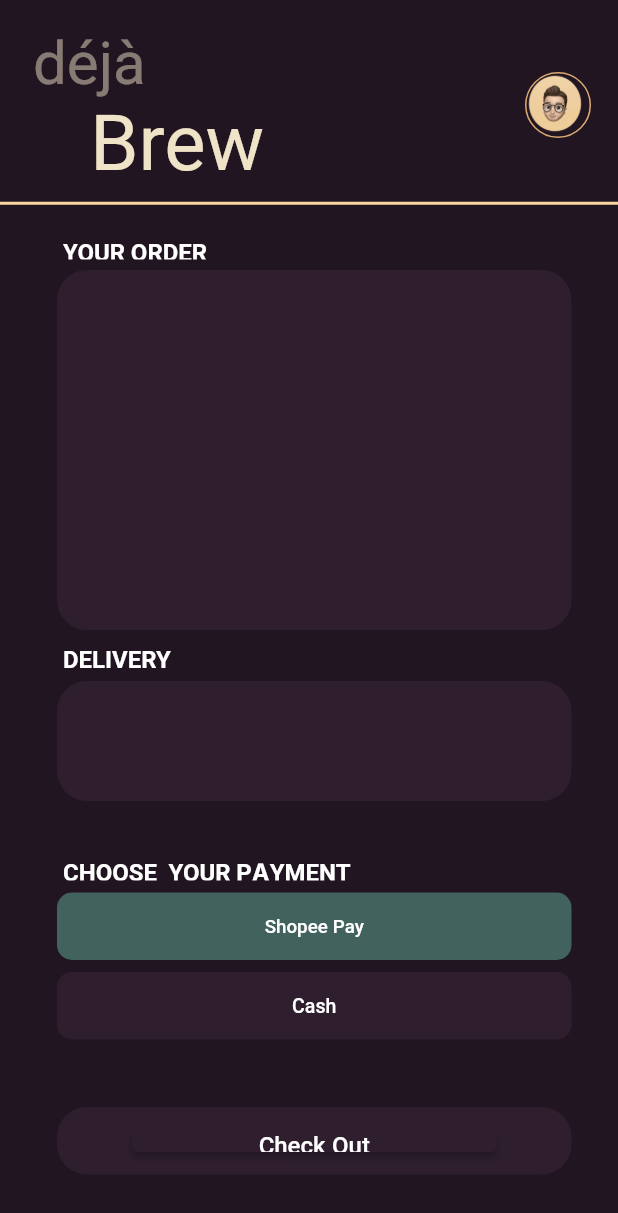
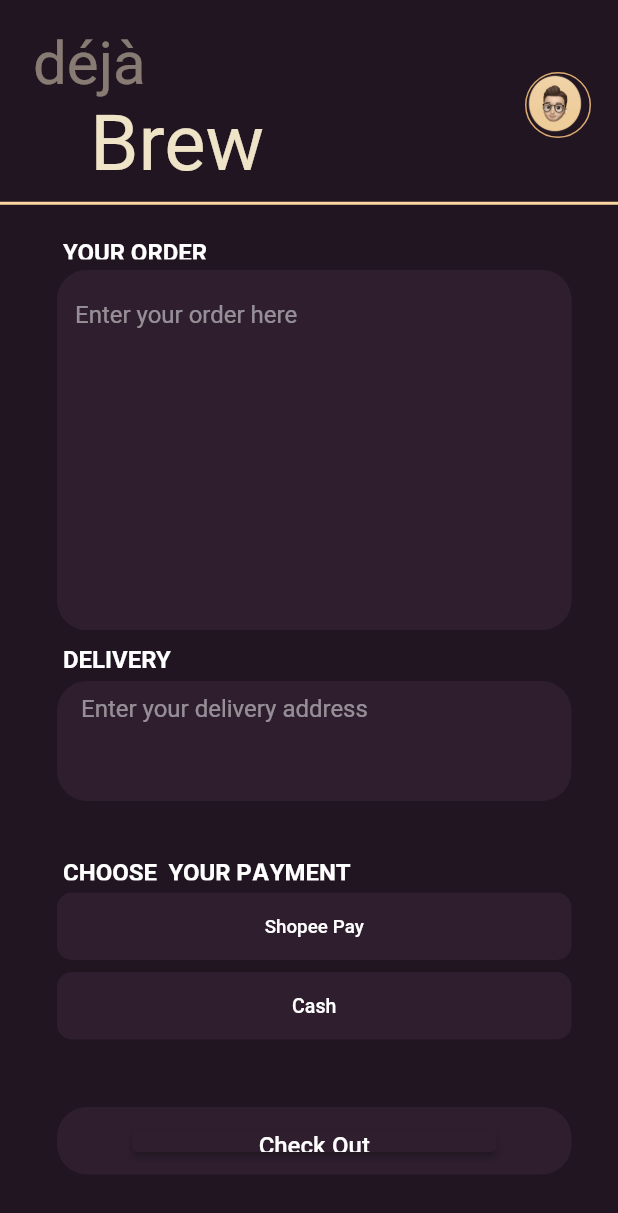
Before and after one commit to DaveKeaneW/GROUP1_MOBILEPROGRAMMING, a Flutter app: the KanePunya widget shown alone on an empty page, opened directly, on a phone screen of 412 x 824 dp. Shown: the top 1213 px of the screen. Run offline on Flutter 3.47's test engine with Material 2 defaults, Android fonts, the phone set to English and light mode, and no system bars; our stand-ins replace google_fonts; Roboto replaces fonts that are missing (OFL Sorts Mill Goudy TT, Oleo Script, Rosarivo).

Commit message:
sudah masuin text field benerin ad dan sp csh

```diff
--- a/lib/checkout.dart
+++ b/lib/checkout.dart
@@ -49,6 +49,55 @@
                 ),
               ),
 
+                Positioned(
+                left: 22,
+                top: 19,
+                child: Container(
+                  width: 177,
+                  height: 122,
+                  child: Stack(
+                    children: [
+                      Positioned(
+                        left: 0,
+                        top: 0,
+                        child: SizedBox(
+                          width: 95.47,
+                          height: 58,
+                          child: Text(
+                            'déjà',
+                            style: TextStyle(
+                              color: Color(0x7FEFE2C8),
+                              fontSize: 40,
+                              fontFamily: 'Rosarivo',
+                              fontWeight: FontWeight.w400,
+                              height: 0,
+                            ),
+                          ),
+                        ),
+                      ),
+                      Positioned(
+                        left: 38,
+                        top: 46,
+                        child: SizedBox(
+                          width: 139,
+                          height: 76,
+                          child: Text(
+                            'Brew',
+                            style: TextStyle(
+                              color: Color(0xFFEFE3C8),
+                              fontSize: 52,
+                              fontFamily: 'Rosarivo',
+                              fontWeight: FontWeight.w400,
+                              height: 0,
+                            ),
+                          ),
+                        ),
+                      ),
+                    ],
+                  ),
+                ),
+              ),
+
 
               Positioned(
                 left: 38,
@@ -58,7 +107,7 @@
                   height: 45,
                   padding: const EdgeInsets.symmetric(horizontal: 50, vertical: 15),
                   decoration: ShapeDecoration(
-                    color: Color(0xFF5436560),
+                    color: Color(0xFF2E1E2E),
                     shape: RoundedRectangleBorder(
                       borderRadius: BorderRadius.circular(10),
                     ),
@@ -82,8 +131,6 @@
                   ),
                 ),
               ),
-
-
 
               Positioned(
                 left: 38,
@@ -220,7 +267,52 @@
                   ),
                 ),
               ),
+
               Positioned(
+                left: 38,
+                top: 454,
+                child: Container(
+                  width: 343,
+                  height: 80,
+                  decoration: ShapeDecoration(
+                    color: Color(0xFF2E1E2E),
+                    shape: RoundedRectangleBorder(
+                      borderRadius: BorderRadius.circular(20),
+                    ),
+                  ),
+                ),
+              ),
+
+              Positioned(
+            left: 42,
+            top: 472, // Sesuaikan posisi TextField sesuai kebutuhan
+            child: Container(
+              width: 250,
+              height:20,
+              decoration: ShapeDecoration(
+                color: Color(0xFF2E1E2E),
+                shape: RoundedRectangleBorder(
+                  borderRadius: BorderRadius.circular(20),
+                ),
+              ),
+              child: TextField(
+                style: TextStyle(color: Colors.white),
+                 // Ganti warna teks sesuai kebutuhan
+                decoration: InputDecoration(
+                  hintText: 'Enter your delivery address', // Text hint di dalam TextField
+                  hintStyle: TextStyle(color: Colors.white.withOpacity(0.5)),
+                  border: OutlineInputBorder(
+                    borderRadius: BorderRadius.circular(20),
+                    borderSide: BorderSide.none, // Hilangkan garis pinggir
+                  ),
+                ),
+                maxLines: 20, // Sesuaikan jumlah baris maksimum sesuai kebutuhan
+              ),
+            ),
+          ),
+
+
+                Positioned(
                 left: 42,
                 top: 571,
                 child: SizedBox(
@@ -238,21 +330,6 @@
                   ),
                 ),
               ),
-              Positioned(
-                left: 38,
-                top: 454,
-                child: Container(
-                  width: 343,
-                  height: 80,
-                  decoration: ShapeDecoration(
-                    color: Color(0xFF2E1E2E),
-                    shape: RoundedRectangleBorder(
-                      borderRadius: BorderRadius.circular(20),
-                    ),
-                  ),
-                ),
-              ),
-
 
               Positioned(
                 left: 38,
@@ -271,54 +348,6 @@
 
 
               Positioned(
-                left: 22,
-                top: 19,
-                child: Container(
-                  width: 177,
-                  height: 122,
-                  child: Stack(
-                    children: [
-                      Positioned(
-                        left: 0,
-                        top: 0,
-                        child: SizedBox(
-                          width: 95.47,
-                          height: 58,
-                          child: Text(
-                            'déjà',
-                            style: TextStyle(
-                              color: Color(0x7FEFE2C8),
-                              fontSize: 40,
-                              fontFamily: 'Rosarivo',
-                              fontWeight: FontWeight.w400,
-                              height: 0,
-                            ),
-                          ),
-                        ),
-                      ),
-                      Positioned(
-                        left: 38,
-                        top: 46,
-                        child: SizedBox(
-                          width: 139,
-                          height: 76,
-                          child: Text(
-                            'Brew',
-                            style: TextStyle(
-                              color: Color(0xFFEFE3C8),
-                              fontSize: 52,
-                              fontFamily: 'Rosarivo',
-                              fontWeight: FontWeight.w400,
-                              height: 0,
-                            ),
-                          ),
-                        ),
-                      ),
-                    ],
-                  ),
-                ),
-              ),
-              Positioned(
                 left: 42,
                 top: 158,
                 child: SizedBox(
@@ -336,6 +365,34 @@
                   ),
                 ),
               ),
+
+            Positioned(
+            left: 38,
+            top: 180, // Sesuaikan posisi TextField sesuai kebutuhan
+            child: Container(
+              width: 343,
+              height: 240,
+              decoration: ShapeDecoration(
+                color: Color(0xFF2E1E2E),
+                shape: RoundedRectangleBorder(
+                  borderRadius: BorderRadius.circular(20),
+                ),
+              ),
+              child: TextField(
+                style: TextStyle(color: Colors.white), // Ganti warna teks sesuai kebutuhan
+                decoration: InputDecoration(
+                  hintText: 'Enter your order here', // Text hint di dalam TextField
+                  hintStyle: TextStyle(color: Colors.white.withOpacity(0.5)),
+                  border: OutlineInputBorder(
+                    borderRadius: BorderRadius.circular(20),
+                    borderSide: BorderSide.none, // Hilangkan garis pinggir
+                  ),
+                ),
+                maxLines: 5, // Sesuaikan jumlah baris maksimum sesuai kebutuhan
+              ),
+            ),
+          ),
+
               Positioned(
                 left: 0,
                 top: 135,
```
